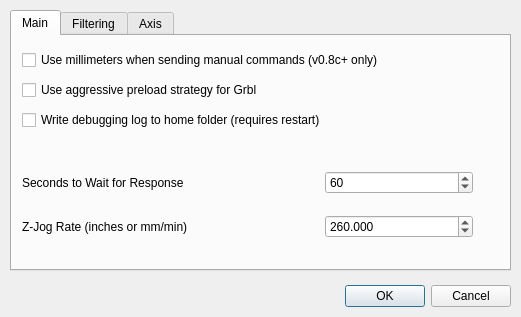
Before: the Qt Designer form options.ui in apsystems/GrblHoming, drawn with Qt 5.
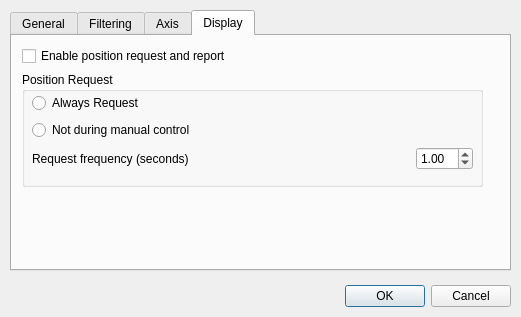
After: the same form once the commit is applied. The open tabs and pages were chosen to show the change.

Commit message: Fixed issue 45 by providing Option to turn off position query

What changed in the file:
```diff
--- a/options.ui
+++ b/options.ui
@@ -27,7 +27,7 @@
    </property>
    <widget class="QWidget" name="tab_main">
     <attribute name="title">
-     <string>Main</string>
+     <string>General</string>
     </attribute>
     <widget class="QWidget" name="gridLayoutWidget_2">
      <property name="geometry">
@@ -541,6 +541,103 @@
      </property>
     </widget>
    </widget>
+   <widget class="QWidget" name="tab_display">
+    <attribute name="title">
+     <string>Display</string>
+    </attribute>
+    <widget class="QWidget" name="verticalLayoutWidget_3">
+     <property name="geometry">
+      <rect>
+       <x>10</x>
+       <y>10</y>
+       <width>461</width>
+       <height>141</height>
+      </rect>
+     </property>
+     <layout class="QVBoxLayout" name="verticalLayout_2">
+      <item>
+       <widget class="QCheckBox" name="checkBoxPositionReportEnabled">
+        <property name="text">
+         <string>Enable position request and report</string>
+        </property>
+       </widget>
+      </item>
+      <item>
+       <widget class="QGroupBox" name="groupBox_ReqPos">
+        <property name="title">
+         <string>Position Request</string>
+        </property>
+        <widget class="QWidget" name="verticalLayoutWidget">
+         <property name="geometry">
+          <rect>
+           <x>10</x>
+           <y>20</y>
+           <width>441</width>
+           <height>80</height>
+          </rect>
+         </property>
+         <layout class="QVBoxLayout" name="verticalLayout">
+          <item>
+           <widget class="QRadioButton" name="radioButton_ReqAlways">
+            <property name="text">
+             <string>Always Request</string>
+            </property>
+           </widget>
+          </item>
+          <item>
+           <widget class="QRadioButton" name="radioButton_ReqNotDuringManual">
+            <property name="text">
+             <string>Not during manual control</string>
+            </property>
+           </widget>
+          </item>
+          <item>
+           <layout class="QHBoxLayout" name="horizontalLayout_3">
+            <item>
+             <widget class="QLabel" name="label_ReqFreq">
+              <property name="text">
+               <string>Request frequency (seconds)</string>
+              </property>
+             </widget>
+            </item>
+            <item>
+             <spacer name="horizontalSpacer_3">
+              <property name="orientation">
+               <enum>Qt::Horizontal</enum>
+              </property>
+              <property name="sizeHint" stdset="0">
+               <size>
+                <width>40</width>
+                <height>20</height>
+               </size>
+              </property>
+             </spacer>
+            </item>
+            <item>
+             <widget class="QDoubleSpinBox" name="doubleSpinBoxPosRequestFreqSec">
+              <property name="minimum">
+               <double>0.500000000000000</double>
+              </property>
+              <property name="maximum">
+               <double>10.000000000000000</double>
+              </property>
+              <property name="singleStep">
+               <double>0.500000000000000</double>
+              </property>
+              <property name="value">
+               <double>1.000000000000000</double>
+              </property>
+             </widget>
+            </item>
+           </layout>
+          </item>
+         </layout>
+        </widget>
+       </widget>
+      </item>
+     </layout>
+    </widget>
+   </widget>
   </widget>
   <widget class="QDialogButtonBox" name="buttonBox">
    <property name="geometry">
```
Left out of the diff: 14 changed lines with no effect on the pictures. The commit also changes 13 other files.
